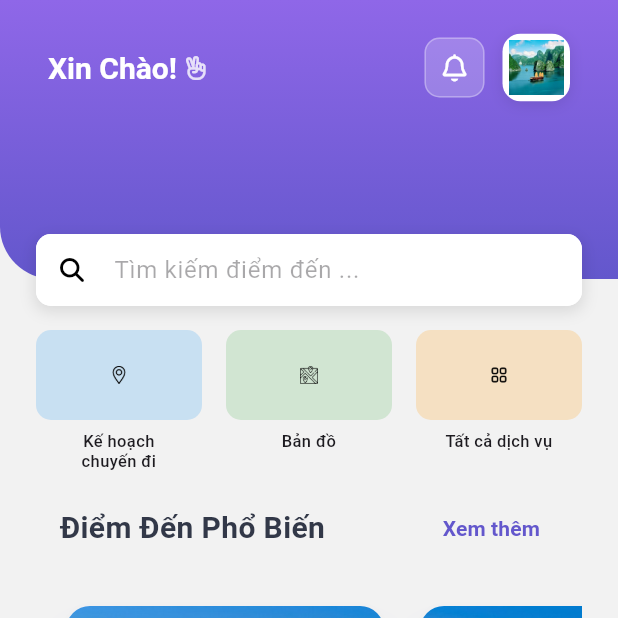
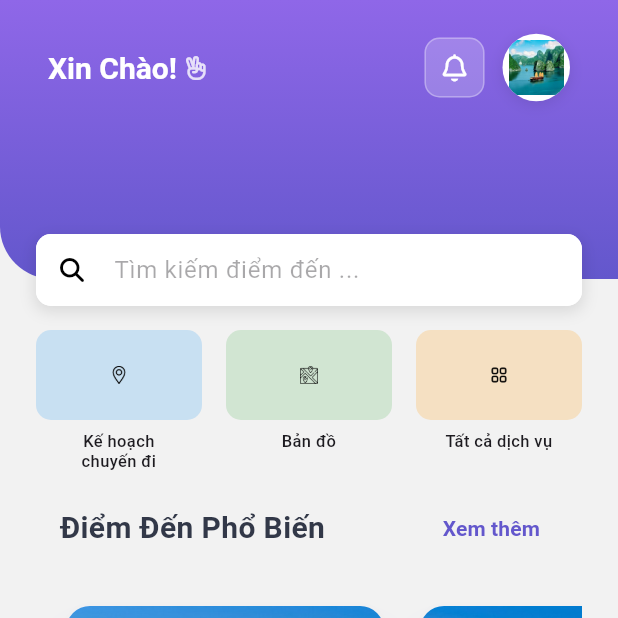
Before and after one commit to HitomiTachi/flutter_travel_app, a Flutter app: the screen it shows once a user with an empty profile is signed in, on a phone screen of 412 x 824 dp, the top half of it. Run offline on Flutter 3.47's test engine with Material 3 defaults, Android fonts, the phone set to English and light mode, and no system bars; drawn by our look-alikes of salomon_bottom_bar; our stand-ins replace cached_network_image, cloud_firestore, firebase_auth, firebase_core, firebase_storage, flutter_rating_bar and 9 more; missing offline and left inert: vietmap_flutter_gl; accounts and stored records are empty.

Commit message:
Sửa nhẹ lại giao diện

```diff
--- a/lib/representation/screen/home_screen.dart
+++ b/lib/representation/screen/home_screen.dart
@@ -127,7 +127,7 @@ class _HomeScreenState extends State<HomeScreen> {
                 width: 45,
                 height: 45,
                 decoration: BoxDecoration(
-                  borderRadius: BorderRadius.circular(12),
+                  shape: BoxShape.circle,
                   color: Colors.white,
                   boxShadow: [
                     BoxShadow(
@@ -137,8 +137,7 @@ class _HomeScreenState extends State<HomeScreen> {
                     ),
                   ],
                 ),
-                child: ClipRRect(
-                  borderRadius: BorderRadius.circular(12),
+                child: ClipOval(
                   child: Padding(
                     padding: EdgeInsets.all(4),
                     child: ImageHelper.loadFromAsset(
```
